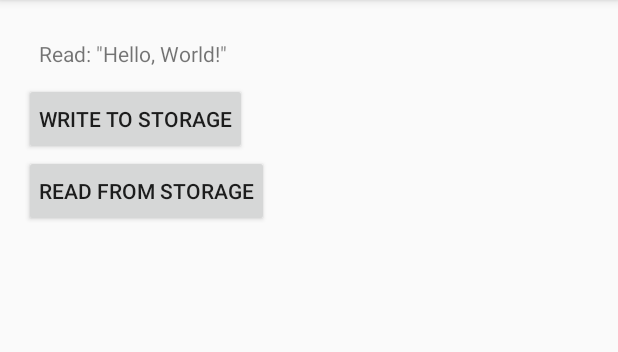
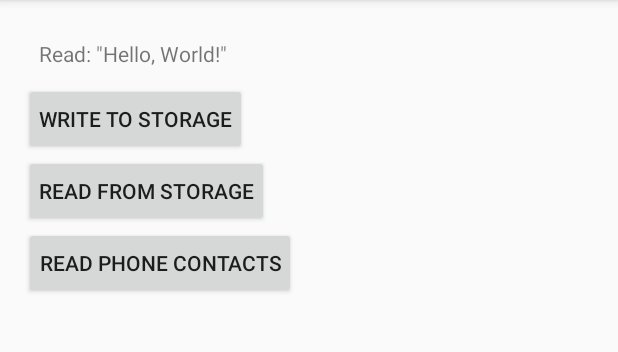
Before and after one commit to anthonycr/Grant, an Android app: the screen it shows after launch (MainActivity), after a tap on "READ FROM STORAGE", on a phone screen of 412 x 824 dp, the part 84-436 px from its top. Run offline under Robolectric (Android 15) with nearby library versions, the phone set to English and light mode, and no system bars; 1 other tap on this screen came first.

Commit message:
add read contacts demo in sample

```diff
--- a/sample/src/main/AndroidManifest.xml
+++ b/sample/src/main/AndroidManifest.xml
@@ -7,6 +7,7 @@
     <uses-permission android:name="android.permission.ACCESS_FINE_LOCATION"/>
     <uses-permission android:name="android.permission.READ_EXTERNAL_STORAGE"/>
     <uses-permission android:name="android.permission.WRITE_EXTERNAL_STORAGE"/>
+    <uses-permission android:name="android.permission.READ_CONTACTS" />
 
     <application
         android:allowBackup="false"
--- a/sample/src/main/java/com/anthonycr/sample/MainActivity.java
+++ b/sample/src/main/java/com/anthonycr/sample/MainActivity.java
@@ -53,11 +53,13 @@ public class MainActivity extends AppCompatActivity implements View.OnClickListe
 
         Button writeStorage = (Button) findViewById(R.id.button_write_storage);
         Button readStorage = (Button) findViewById(R.id.button_read_storage);
+        Button readContacts = (Button) findViewById(R.id.button_read_contacts);
 
         this.textView = (TextView) findViewById(R.id.text);
 
         writeStorage.setOnClickListener(this);
         readStorage.setOnClickListener(this);
+        readContacts.setOnClickListener(this);
     }
 
     /**
@@ -151,6 +153,23 @@ public class MainActivity extends AppCompatActivity implements View.OnClickListe
                         }
                 );
                 break;
+            case R.id.button_read_contacts:
+                PermissionsManager.getInstance().requestPermissionsIfNecessaryForResult(this,
+                        new String[]{Manifest.permission.READ_CONTACTS}, new PermissionsResultAction() {
+
+                            @Override
+                            public void onGranted() {
+                                ContactsUtils.readPhoneContacts(MainActivity.this);
+                            }
+
+                            @Override
+                            public void onDenied(String permission) {
+                                String message = String.format(Locale.getDefault(), getString(R.string.message_denied), permission);
+                                Toast.makeText(MainActivity.this, message, Toast.LENGTH_SHORT).show();
+                            }
+                        }
+                );
+                break;
         }
     }
 
--- a/sample/src/main/res/layout/activity_main.xml
+++ b/sample/src/main/res/layout/activity_main.xml
@@ -33,4 +33,11 @@
         android:padding="10dp"
         android:text="@string/button_title_read_storage"/>
 
+    <Button
+        android:id="@+id/button_read_contacts"
+        android:layout_width="wrap_content"
+        android:layout_height="wrap_content"
+        android:padding="10dp"
+        android:text="@string/button_title_read_phone_contacts"/>
+
 </LinearLayout>
--- a/sample/src/main/res/values/strings.xml
+++ b/sample/src/main/res/values/strings.xml
@@ -4,6 +4,7 @@
     <string name="message_denied">Permission \"%1$s\" has been denied.</string>
     <string name="button_title_write_storage">Write to Storage</string>
     <string name="button_title_read_storage">Read from Storage</string>
+    <string name="button_title_read_phone_contacts">Read Phone Contacts</string>
     <string name="text_write">Wrote: \"%1$s\"</string>
     <string name="text_read">Read: \"%1$s\"</string>
     <string name="text_failure_write">Unable to write to storage.</string>
```
Also changed, not shown: sample/src/main/java/com/anthonycr/sample/ContactsUtils.java (added, +55 -0 lines).
